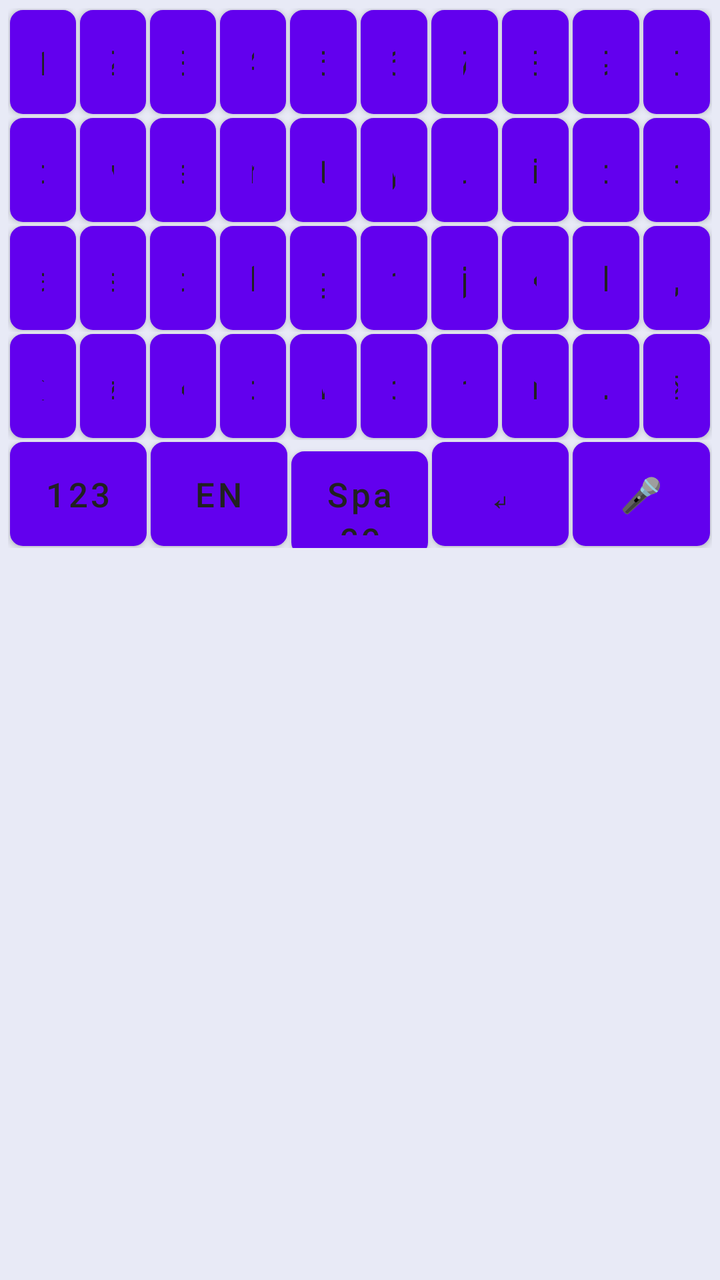
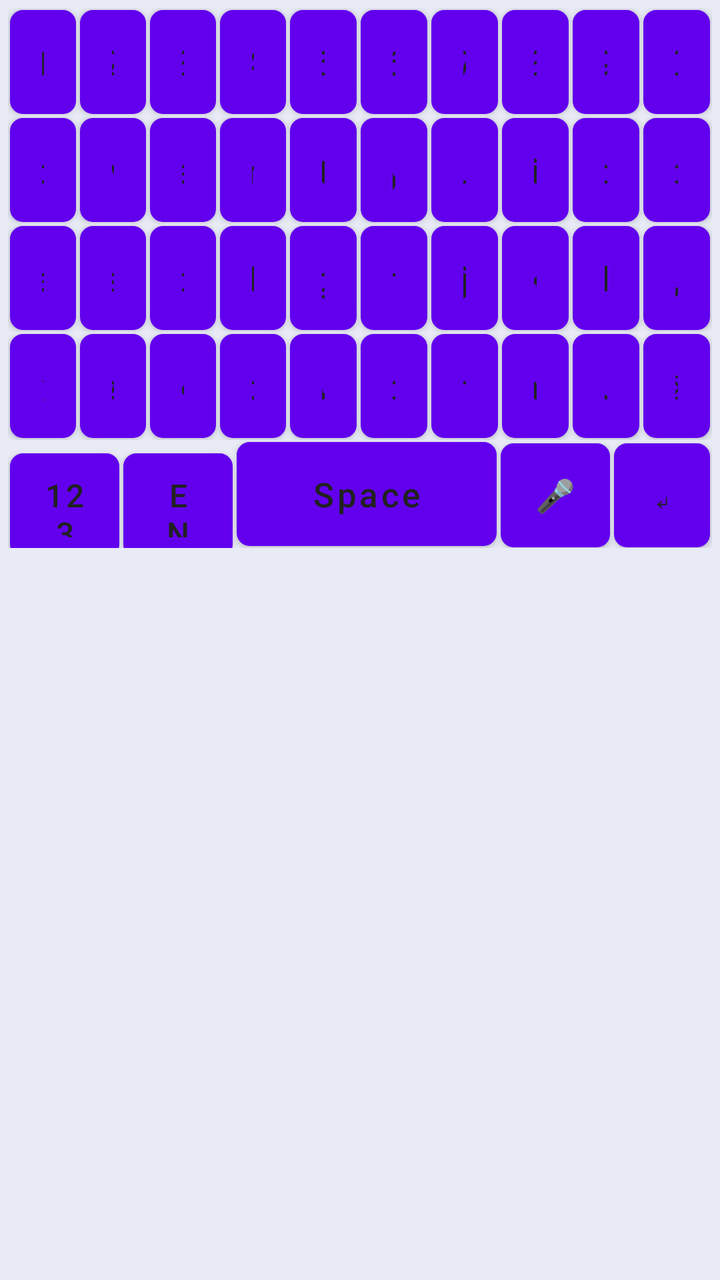

Compare the two renders of this Android layout. The source of the first and the diff that turns it into the second are given below.
<!-- AndroidManifest.xml: fallback theme Theme.MaterialComponents.DayNight.NoActionBar -->
<!-- res/layout/keyboard_view.xml -->
<?xml version="1.0" encoding="utf-8"?>
<LinearLayout xmlns:android="http://schemas.android.com/apk/res/android"
    android:layout_width="match_parent"
    android:layout_height="wrap_content"
    android:minHeight="332dp"
    android:background="#E8EAF6"
    android:clipToPadding="false"
    android:fitsSystemWindows="true"
    android:orientation="vertical"
    android:padding="4dp">

    <LinearLayout
        android:layout_width="match_parent"
        android:layout_height="wrap_content"
        android:orientation="horizontal">

        <Button android:id="@+id/key_num_1" style="@style/KeyboardButton" android:text="1" />
        <Button android:id="@+id/key_num_2" style="@style/KeyboardButton" android:text="2" />
        <Button android:id="@+id/key_num_3" style="@style/KeyboardButton" android:text="3" />
        <Button android:id="@+id/key_num_4" style="@style/KeyboardButton" android:text="4" />
        <Button android:id="@+id/key_num_5" style="@style/KeyboardButton" android:text="5" />
        <Button android:id="@+id/key_num_6" style="@style/KeyboardButton" android:text="6" />
        <Button android:id="@+id/key_num_7" style="@style/KeyboardButton" android:text="7" />
        <Button android:id="@+id/key_num_8" style="@style/KeyboardButton" android:text="8" />
        <Button android:id="@+id/key_num_9" style="@style/KeyboardButton" android:text="9" />
        <Button android:id="@+id/key_num_0" style="@style/KeyboardButton" android:text="0" />
    </LinearLayout>

    <LinearLayout
        android:layout_width="match_parent"
        android:layout_height="wrap_content"
        android:orientation="horizontal">

        <Button android:id="@+id/key_q" style="@style/KeyboardButton" android:text="q" />
        <Button android:id="@+id/key_w" style="@style/KeyboardButton" android:text="w" />
        <Button android:id="@+id/key_e" style="@style/KeyboardButton" android:text="e" />
        <Button android:id="@+id/key_r" style="@style/KeyboardButton" android:text="r" />
        <Button android:id="@+id/key_t" style="@style/KeyboardButton" android:text="t" />
        <Button android:id="@+id/key_y" style="@style/KeyboardButton" android:text="y" />
        <Button android:id="@+id/key_u" style="@style/KeyboardButton" android:text="u" />
        <Button android:id="@+id/key_i" style="@style/KeyboardButton" android:text="i" />
        <Button android:id="@+id/key_o" style="@style/KeyboardButton" android:text="o" />
        <Button android:id="@+id/key_p" style="@style/KeyboardButton" android:text="p" />
    </LinearLayout>

    <LinearLayout
        android:layout_width="match_parent"
        android:layout_height="wrap_content"
        android:orientation="horizontal">

        <Button android:id="@+id/key_a" style="@style/KeyboardButton" android:text="a" />
        <Button android:id="@+id/key_s" style="@style/KeyboardButton" android:text="s" />
        <Button android:id="@+id/key_d" style="@style/KeyboardButton" android:text="d" />
        <Button android:id="@+id/key_f" style="@style/KeyboardButton" android:text="f" />
        <Button android:id="@+id/key_g" style="@style/KeyboardButton" android:text="g" />
        <Button android:id="@+id/key_h" style="@style/KeyboardButton" android:text="h" />
        <Button android:id="@+id/key_j" style="@style/KeyboardButton" android:text="j" />
        <Button android:id="@+id/key_k" style="@style/KeyboardButton" android:text="k" />
        <Button android:id="@+id/key_l" style="@style/KeyboardButton" android:text="l" />
        <Button android:id="@+id/key_comma" style="@style/KeyboardButton" android:text="," />
    </LinearLayout>

    <LinearLayout
        android:layout_width="match_parent"
        android:layout_height="wrap_content"
        android:orientation="horizontal">

        <Button android:id="@+id/key_shift" style="@style/KeyboardButton" android:text="⇧" />
        <Button android:id="@+id/key_z" style="@style/KeyboardButton" android:text="z" />
        <Button android:id="@+id/key_x" style="@style/KeyboardButton" android:text="x" />
        <Button android:id="@+id/key_c" style="@style/KeyboardButton" android:text="c" />
        <Button android:id="@+id/key_v" style="@style/KeyboardButton" android:text="v" />
        <Button android:id="@+id/key_b" style="@style/KeyboardButton" android:text="b" />
        <Button android:id="@+id/key_n" style="@style/KeyboardButton" android:text="n" />
        <Button android:id="@+id/key_m" style="@style/KeyboardButton" android:text="m" />
        <Button android:id="@+id/key_dot" style="@style/KeyboardButton" android:text="." />
        <Button android:id="@+id/key_backspace" style="@style/KeyboardButton" android:text="⌫" />
    </LinearLayout>

    <LinearLayout
        android:layout_width="match_parent"
        android:layout_height="wrap_content"
        android:orientation="horizontal">

        <Button android:id="@+id/key_symbols" style="@style/KeyboardButton" android:text="123" />
        <Button android:id="@+id/key_language" style="@style/KeyboardButton" android:text="EN" />
        <Button android:id="@+id/key_space" style="@style/KeyboardButton" android:text="Space" />
        <Button android:id="@+id/key_enter" style="@style/KeyboardButton" android:text="↵" />
        <Button android:id="@+id/key_voice" style="@style/KeyboardButton" android:text="🎤" />
    </LinearLayout>

    <View
        android:layout_width="match_parent"
        android:layout_height="52dp"
        android:layout_margin="1dp"
        android:importantForAccessibility="no"
        android:visibility="invisible" />

</LinearLayout>
<!-- resources referenced by this layout -->
<resources>
  <style name="KeyboardButton">
          <item name="android:layout_width">0dp</item>
          <item name="android:layout_height">52dp</item>
          <item name="android:layout_weight">1</item>
          <item name="android:layout_margin">1dp</item>
          <item name="android:background">@drawable/key_background</item>
          <item name="android:textColor">#212121</item>
          <item name="android:textSize">17sp</item>
          <item name="android:textAllCaps">false</item>
          <item name="android:gravity">center</item>
          <item name="android:clickable">true</item>
          <item name="android:focusable">true</item>
      </style>
  <!-- drawable key_background (drawable) -->
  <?xml version="1.0" encoding="utf-8"?>
  <selector xmlns:android="http://schemas.android.com/apk/res/android">
      
      <item android:state_pressed="true">
          <shape android:shape="rectangle">
              <solid android:color="#E0E0E0" />
              <corners android:radius="6dp" />
              <stroke
                  android:width="1dp"
                  android:color="#BDBDBD" />
              <padding
                  android:left="8dp"
                  android:top="8dp"
                  android:right="8dp"
                  android:bottom="8dp" />
          </shape>
      </item>
      
      
      <item>
          <shape android:shape="rectangle">
              <solid android:color="#FFFFFF" />
              <corners android:radius="6dp" />
              <stroke
                  android:width="1dp"
                  android:color="#E0E0E0" />
              <padding
                  android:left="8dp"
                  android:top="8dp"
                  android:right="8dp"
                  android:bottom="8dp" />
          </shape>
      </item>
  </selector>
</resources>

<!-- the commit's change to res/layout/keyboard_view.xml (unified diff, before → after) -->
@@ -82,11 +82,11 @@
         android:layout_height="wrap_content"
         android:orientation="horizontal">
 
-        <Button android:id="@+id/key_symbols" style="@style/KeyboardButton" android:text="123" />
-        <Button android:id="@+id/key_language" style="@style/KeyboardButton" android:text="EN" />
-        <Button android:id="@+id/key_space" style="@style/KeyboardButton" android:text="Space" />
-        <Button android:id="@+id/key_enter" style="@style/KeyboardButton" android:text="↵" />
-        <Button android:id="@+id/key_voice" style="@style/KeyboardButton" android:text="🎤" />
+        <Button android:id="@+id/key_symbols" style="@style/KeyboardButtonBottomSmall" android:text="123" />
+        <Button android:id="@+id/key_language" style="@style/KeyboardButtonBottomSmall" android:text="EN" />
+        <Button android:id="@+id/key_space" style="@style/KeyboardButtonBottomSpace" android:text="Space" />
+        <Button android:id="@+id/key_voice" style="@style/KeyboardButtonBottomSmall" android:text="🎤" />
+        <Button android:id="@+id/key_enter" style="@style/KeyboardButtonBottomEnter" android:text="↵" />
     </LinearLayout>
 
     <View
<!-- resource entries referenced after the edit -->
@@ -12,6 +12,18 @@
           <item name="android:gravity">center</item>
           <item name="android:clickable">true</item>
           <item name="android:focusable">true</item>
+      </style>
+  <style name="KeyboardButtonBottomEnter" parent="KeyboardButton">
+          <item name="android:layout_weight">0.7</item>
+          <item name="android:textSize">16sp</item>
+      </style>
+  <style name="KeyboardButtonBottomSmall" parent="KeyboardButton">
+          <item name="android:layout_weight">0.8</item>
+          <item name="android:textSize">16sp</item>
+      </style>
+  <style name="KeyboardButtonBottomSpace" parent="KeyboardButton">
+          <item name="android:layout_weight">1.9</item>
+          <item name="android:textSize">17sp</item>
       </style>
   <!-- drawable key_background (drawable) -->
   <?xml version="1.0" encoding="utf-8"?>
